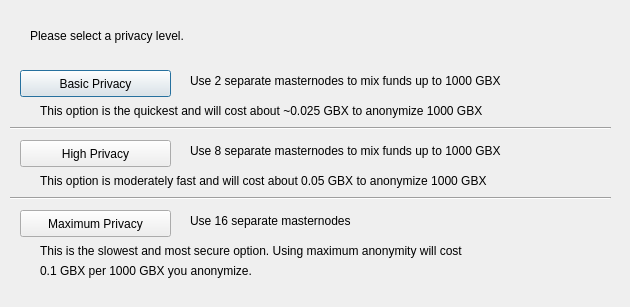
Old version of the form src/qt/forms/darksendconfig.ui in the repository okam/ntoken-core.
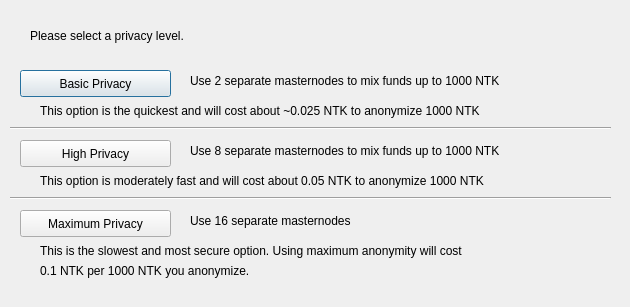
New version of the form.

The edit to the form file:
```diff
--- a/src/qt/forms/darksendconfig.ui
+++ b/src/qt/forms/darksendconfig.ui
@@ -75,7 +75,7 @@
     </rect>
    </property>
    <property name="text">
-    <string>Use 2 separate masternodes to mix funds up to 1000 GBX</string>
+    <string>Use 2 separate masternodes to mix funds up to 1000 NTK</string>
    </property>
   </widget>
   <widget class="QLabel" name="label_3">
@@ -88,7 +88,7 @@
     </rect>
    </property>
    <property name="text">
-    <string>Use 8 separate masternodes to mix funds up to 1000 GBX</string>
+    <string>Use 8 separate masternodes to mix funds up to 1000 NTK</string>
    </property>
   </widget>
   <widget class="QLabel" name="label_4">
@@ -114,7 +114,7 @@
     </rect>
    </property>
    <property name="text">
-    <string>This option is the quickest and will cost about ~0.025 GBX to anonymize 1000 GBX</string>
+    <string>This option is the quickest and will cost about ~0.025 NTK to anonymize 1000 NTK</string>
    </property>
   </widget>
   <widget class="QLabel" name="label_7">
@@ -127,7 +127,7 @@
     </rect>
    </property>
    <property name="text">
-    <string>This option is moderately fast and will cost about 0.05 GBX to anonymize 1000 GBX</string>
+    <string>This option is moderately fast and will cost about 0.05 NTK to anonymize 1000 NTK</string>
    </property>
   </widget>
   <widget class="QLabel" name="label_8">
@@ -153,7 +153,7 @@
     </rect>
    </property>
    <property name="text">
-    <string>0.1 GBX per 1000 GBX you anonymize.</string>
+    <string>0.1 NTK per 1000 NTK you anonymize.</string>
    </property>
   </widget>
   <widget class="Line" name="line">
```
